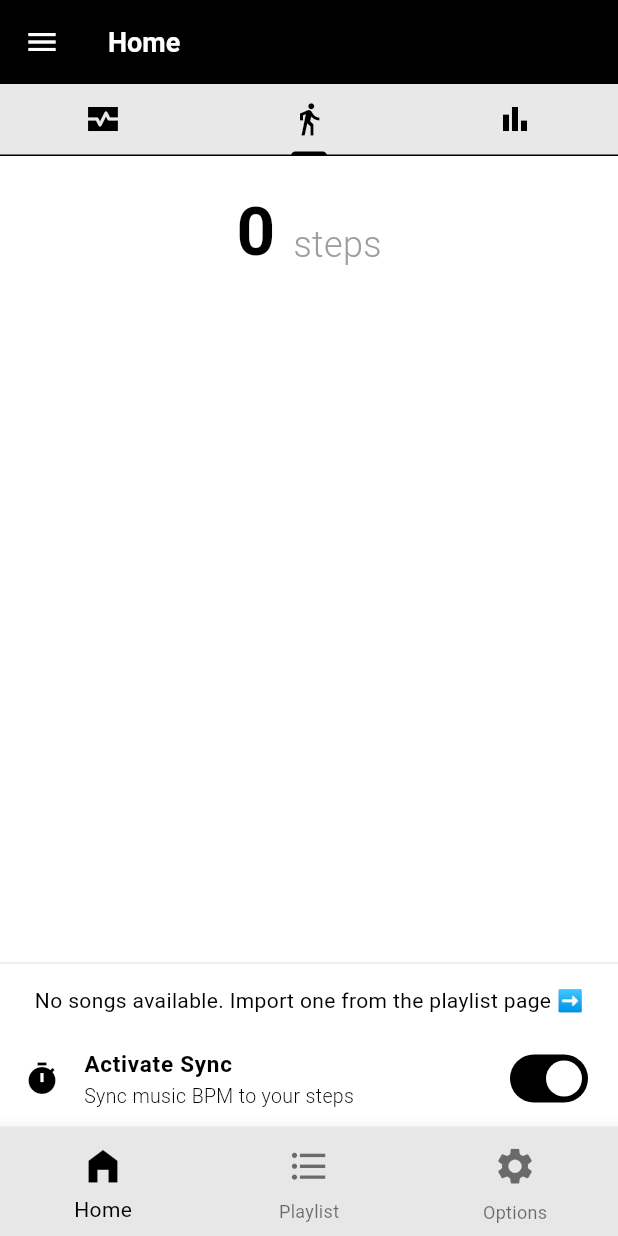
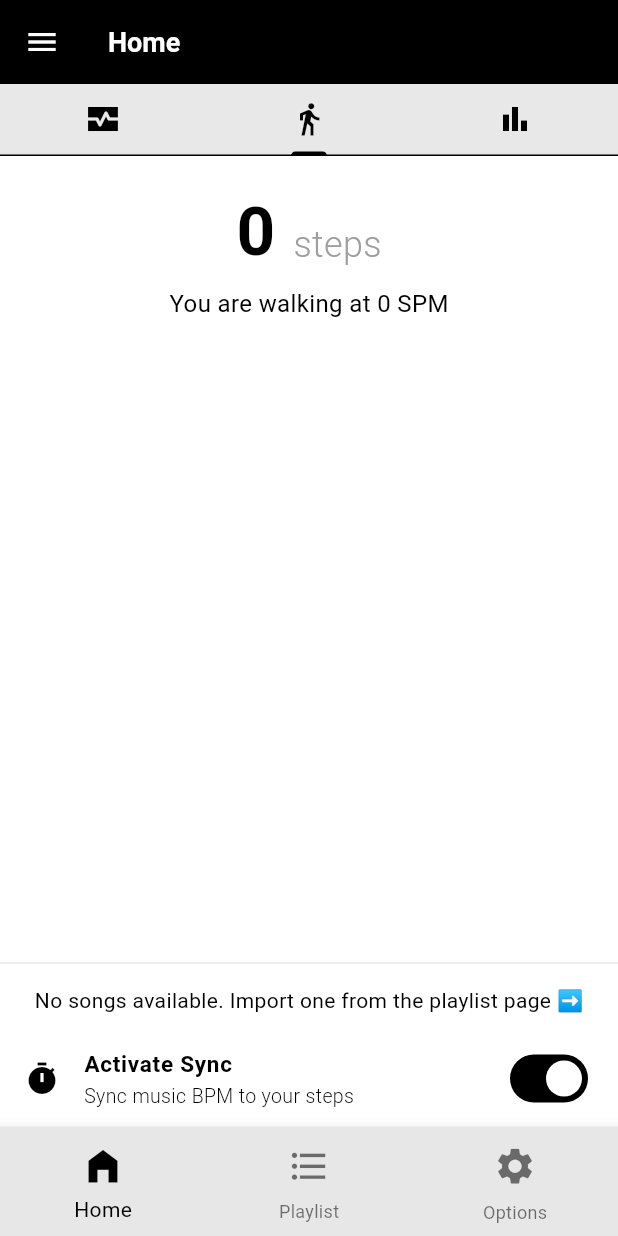
Before and after one commit to SamMed05/music_pedometer_ui, a Flutter app: the screen it shows after launch, tab 2 chosen, on a phone screen of 412 x 824 dp. Run offline on Flutter 3.47's test engine with Material 3 defaults, Android fonts, the phone set to English and light mode, and no system bars; drawn by our look-alikes of fl_chart; our stand-ins replace file_picker, get, just_audio, just_audio_background, package_info_plus, sensors_plus.

Commit message:
Display current SPM in Steps tab

```diff
--- a/lib/home_screen.dart
+++ b/lib/home_screen.dart
@@ -138,10 +138,19 @@ class _HomeScreenState extends State<HomeScreen> {
                                 ],
                               ),
                             ),
-                            SizedBox(height: 30),
+                            // Display Current SPM
+                            SizedBox(height: 5),
+                            Text(
+                              "You are walking at ${stepDetectionProvider.currentSPM.toStringAsFixed(0)} SPM", // Display SPM with 0 decimal places
+                              style: TextStyle(
+                                fontSize: 16,
+                                fontWeight: FontWeight.w400,
+                              ),
+                            ),
+                            SizedBox(height: 20),
                             // Step Frequency Chart
                             SizedBox(
-                              height: 200, // Adjust height as needed
+                              height: 200, // Set a fixed height
                               child: LineChart(
                                 LineChartData(
                                   lineBarsData: [
--- a/lib/step_detection_provider.dart
+++ b/lib/step_detection_provider.dart
@@ -106,7 +106,7 @@ class StepDetectionProvider with ChangeNotifier {
     // Add new accelerometer data to the list
     _accData.add(FlSpot(DateTime.now().millisecondsSinceEpoch.toDouble(), magnitude));
 
-    // Keep only the latest 100 data points
+    // Keep only the latest data points
     if (_accData.length > _windowSize) {
       _accData.removeAt(0);
     }
@@ -122,6 +122,7 @@ class StepDetectionProvider with ChangeNotifier {
     _stepFrequencyData.add(FlSpot(DateTime.now().millisecondsSinceEpoch.toDouble(), stepFrequency));
     // _stepFrequencyData.add(FlSpot(normalizedTimestamp, stepFrequency));
 
+    // if (_stepFrequencyData.isEmpty) return; // Handle empty list
     // Keep only the latest data points
     if (_stepFrequencyData.length > 100) { // TODO Increasing this value makes the app crash because of an error in fl_chart rendering ('input >= 1.0': is not true)
       _stepFrequencyData.removeAt(0);
--- a/pubspec.yaml
+++ b/pubspec.yaml
@@ -1,7 +1,7 @@
 name: music_pedometer_ui
 description: "A Flutter mobile app that synchronizes music rhythm the the steps of the user."
 publish_to: 'none'
-version: 1.0.6
+version: 1.0.7
 
 environment:
   sdk: '>=3.4.4 <4.0.0'
```
